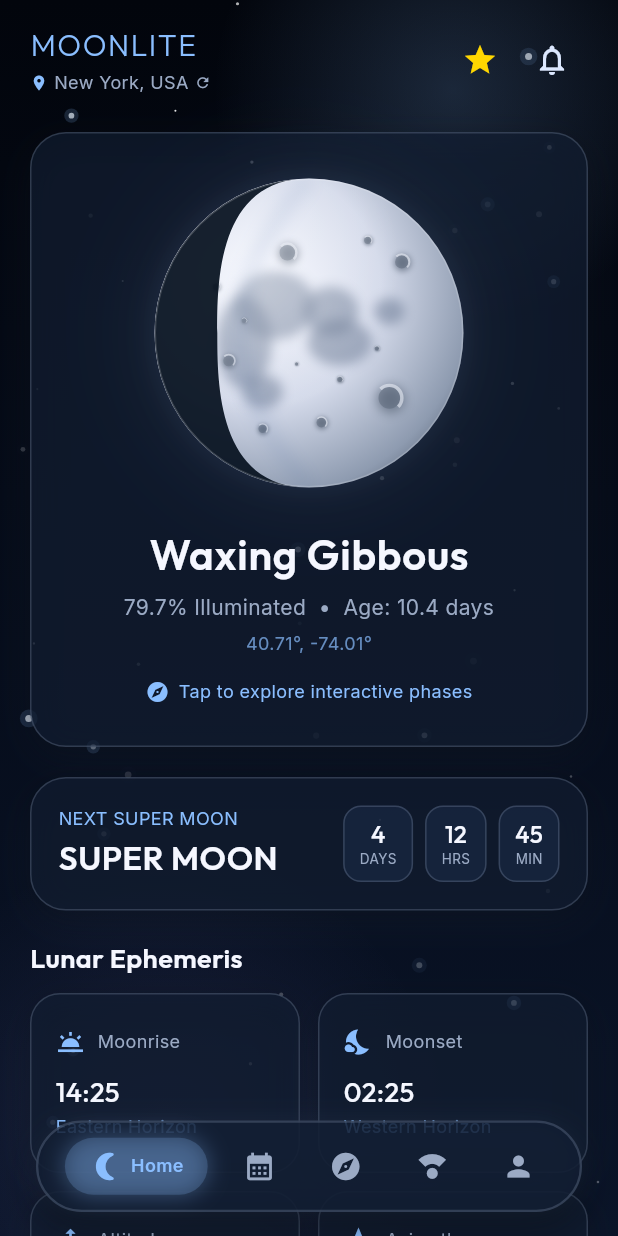
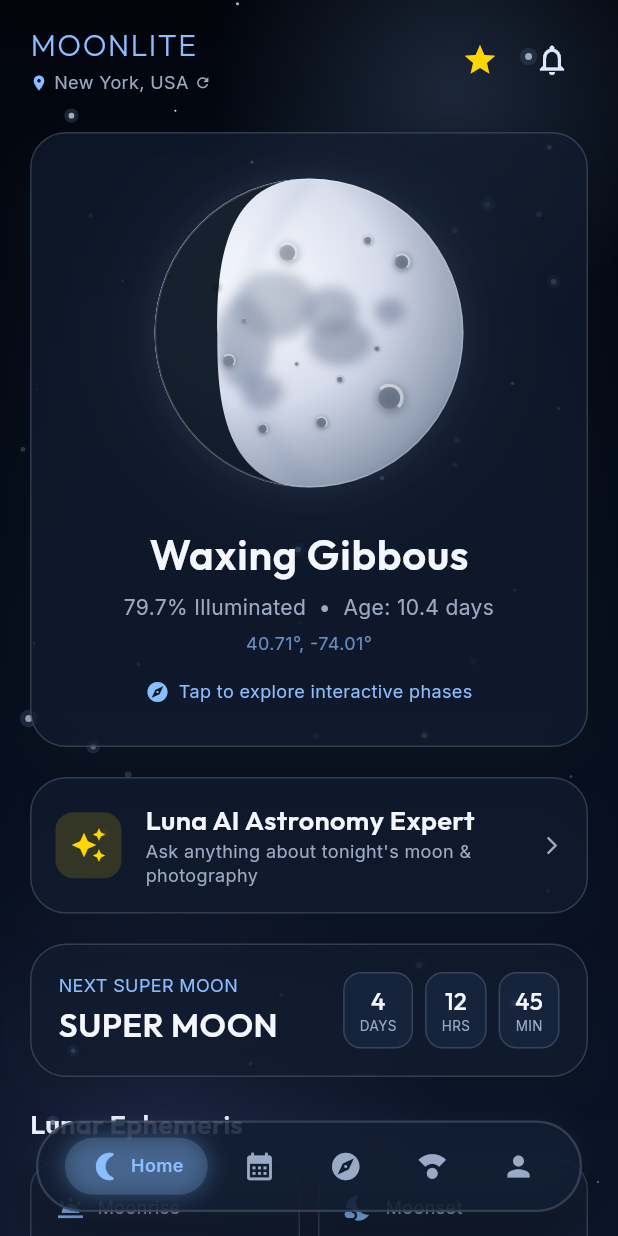
Before and after one commit to AkaeidApps/moonlite, a Flutter app: the screen it shows after launch, after a tap on "Skip", after a tap on "New York, USA", on a phone screen of 412 x 824 dp. Run offline on Flutter 3.47's test engine with Material 3 defaults, Android fonts, the phone set to English and light mode, and no system bars; our stand-ins replace geolocator, get, google_fonts, sensors_plus.

Commit message:
Add Luna AI Assistant module, smart astronomical responses, and interactive enhancements

```diff
--- a/lib/app/routes/app_routes.dart
+++ b/lib/app/routes/app_routes.dart
@@ -5,6 +5,7 @@ class AppRoutes {
   static const mainShell = '/main-shell';
 
   // Sub-screens
+  static const aiAssistant = '/ai-assistant';
   static const moonExplorer = '/moon-explorer';
   static const moonCompass = '/moon-compass';
   static const moonFinderAr = '/moon-finder-ar';
--- a/lib/modules/discover/discover_controller.dart
+++ b/lib/modules/discover/discover_controller.dart
@@ -2,6 +2,7 @@ import 'package:get/get.dart';
 import '../../app/routes/app_routes.dart';
 
 class DiscoverController extends GetxController {
+  void goToAiAssistant() => Get.toNamed(AppRoutes.aiAssistant);
   void goToExplorer() => Get.toNamed(AppRoutes.moonExplorer);
   void goToCompass() => Get.toNamed(AppRoutes.moonCompass);
   void goToFinderAr() => Get.toNamed(AppRoutes.moonFinderAr);
--- a/lib/modules/discover/discover_view.dart
+++ b/lib/modules/discover/discover_view.dart
@@ -22,6 +22,13 @@ class DiscoverView extends GetView<DiscoverController> {
             subtitle: 'Explore the Universe & Lunar Tools',
           ),
           const SizedBox(height: 16),
+          _discoverTile(
+            title: 'Luna AI Assistant',
+            subtitle: 'Real-time intelligent lunar & astronomy guidance',
+            icon: Icons.auto_awesome,
+            color: AppColors.gold,
+            onTap: controller.goToAiAssistant,
+          ),
           _discoverTile(
             title: 'Moon Phase Explorer',
             subtitle: 'Interactive 3D Moon & 8 Major Phases',
--- a/lib/modules/home/home_controller.dart
+++ b/lib/modules/home/home_controller.dart
@@ -56,6 +56,7 @@ class HomeController extends GetxController {
   }
 
   void goToExplorer() => Get.toNamed(AppRoutes.moonExplorer);
+  void goToAiAssistant() => Get.toNamed(AppRoutes.aiAssistant);
   void goToEclipse() => Get.toNamed(AppRoutes.eclipseTracker);
   void goToPhotography() => Get.toNamed(AppRoutes.photographyPlanner);
   void goToWeather() => Get.toNamed(AppRoutes.weatherVisibility);
--- a/lib/modules/home/home_view.dart
+++ b/lib/modules/home/home_view.dart
@@ -143,6 +143,37 @@ class HomeView extends GetView<HomeController> {
               ),
               const SizedBox(height: 20),
 
+              // ── Luna AI Assistant Banner ──────────────────────────────
+              GlassContainer(
+                onTap: controller.goToAiAssistant,
+                padding: const EdgeInsets.all(16),
+                child: Row(
+                  children: [
+                    Container(
+                      padding: const EdgeInsets.all(10),
+                      decoration: BoxDecoration(
+                        color: AppColors.gold.withOpacity(0.15),
+                        borderRadius: BorderRadius.circular(12),
+                      ),
+                      child: const Icon(Icons.auto_awesome, color: AppColors.gold, size: 24),
+                    ),
+                    const SizedBox(width: 16),
+                    Expanded(
+                      child: Column(
+                        crossAxisAlignment: CrossAxisAlignment.start,
+                        children: [
+                          Text('Luna AI Astronomy Expert', style: AppTypography.heading3()),
+                          const SizedBox(height: 2),
+                          Text('Ask anything about tonight\'s moon & photography', style: AppTypography.bodySmall(color: AppColors.textSecondary)),
+                        ],
+                      ),
+                    ),
+                    const Icon(Icons.arrow_forward_ios, color: AppColors.textSecondary, size: 14),
+                  ],
+                ),
+              ),
+              const SizedBox(height: 20),
+
               // ── Countdown Widget ──────────────────────────────────────
               const MoonCountdownWidget(
                 eventName: 'SUPER MOON',
```
Also changed, not shown: lib/app/routes/app_pages.dart (+9 -0 lines), lib/modules/ai_assistant/ai_assistant_controller.dart (added, +74 -0 lines), lib/modules/ai_assistant/ai_assistant_view.dart (added, +177 -0 lines).
